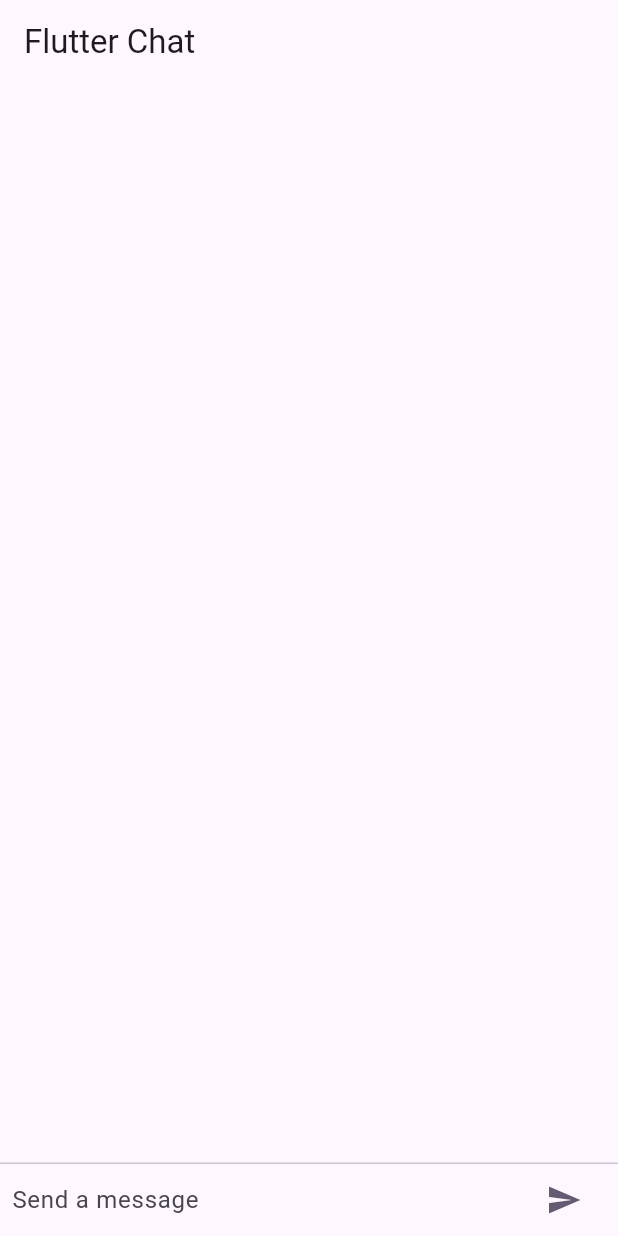
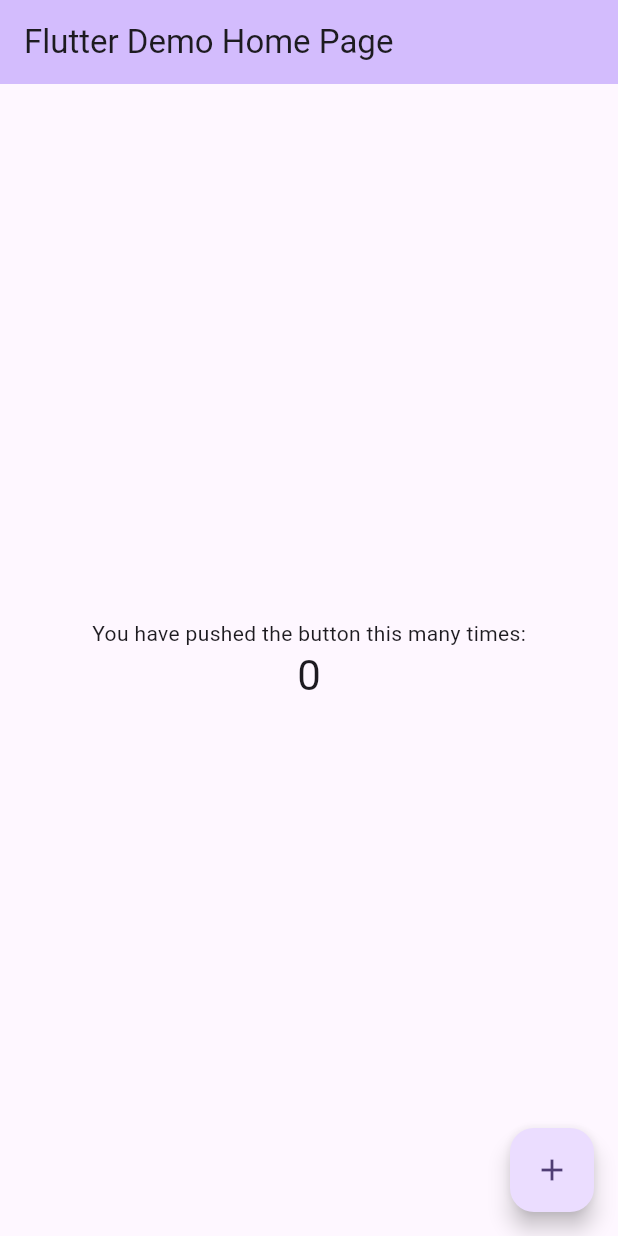
Before and after one commit to could-ai/0198404d-04bc-7c11-bfcc-c8b45aefd4c9, a Flutter app: the screen it shows after launch, on a phone screen of 412 x 824 dp. Run offline on Flutter 3.47's test engine with Material 3 defaults, Android fonts, the phone set to English and light mode, and no system bars.

Commit message:
Initial project commit (batch 2/4)

```diff
--- a/usr/lib/main.dart
+++ b/usr/lib/main.dart
@@ -7,110 +7,114 @@ void main() {
 class MyApp extends StatelessWidget {
   const MyApp({super.key});
 
+  // This widget is the root of your application.
   @override
   Widget build(BuildContext context) {
     return MaterialApp(
-      title: 'Flutter Chat App',
+      title: 'Flutter Demo',
+      debugShowCheckedModeBanner: false,
       theme: ThemeData(
-        primarySwatch: Colors.blue,
+        // This is the theme of your application.
+        //
+        // TRY THIS: Try running your application with "flutter run". You'll see
+        // the application has a purple toolbar. Then, without quitting the app,
+        // try changing the seedColor in the colorScheme below to Colors.green
+        // and then invoke "hot reload" (save your changes or press the "hot
+        // reload" button in a Flutter-supported IDE, or press "r" if you used
+        // the command line to start the app).
+        //
+        // Notice that the counter didn't reset back to zero; the application
+        // state is not lost during the reload. To reset the state, use hot
+        // restart instead.
+        //
+        // This works for code too, not just values: Most code changes can be
+        // tested with just a hot reload.
+        colorScheme: ColorScheme.fromSeed(seedColor: Colors.deepPurple),
       ),
-      home: const ChatScreen(),
+      home: const MyHomePage(title: 'Flutter Demo Home Page'),
     );
   }
 }
 
-class ChatScreen extends StatefulWidget {
-  const ChatScreen({super.key});
+class MyHomePage extends StatefulWidget {
+  const MyHomePage({super.key, required this.title});
+
+  // This widget is the home page of your application. It is stateful, meaning
+  // that it has a State object (defined below) that contains fields that affect
+  // how it looks.
+
+  // This class is the configuration for the state. It holds the values (in this
+  // case the title) provided by the parent (in this case the App widget) and
+  // used by the build method of the State. Fields in a Widget subclass are
+  // always marked "final".
+
+  final String title;
 
   @override
-  State<ChatScreen> createState() => _ChatScreenState();
+  State<MyHomePage> createState() => _MyHomePageState();
 }
 
-class _ChatScreenState extends State<ChatScreen> {
-  final TextEditingController _messageController = TextEditingController();
-  final List<String> _messages = []; // This will hold our messages
+class _MyHomePageState extends State<MyHomePage> {
+  int _counter = 0;
 
-  void _sendMessage() {
-    if (_messageController.text.isNotEmpty) {
-      setState(() {
-        // For now, just add the message to the list
-        // In a real app, this would send to a backend
-        _messages.add(_messageController.text);
-        _messageController.clear();
-      });
-    }
+  void _incrementCounter() {
+    setState(() {
+      // This call to setState tells the Flutter framework that something has
+      // changed in this State, which causes it to rerun the build method below
+      // so that the display can reflect the updated values. If we changed
+      // _counter without calling setState(), then the build method would not be
+      // called again, and so nothing would appear to happen.
+      _counter++;
+    });
   }
 
   @override
   Widget build(BuildContext context) {
+    // This method is rerun every time setState is called, for instance as done
+    // by the _incrementCounter method above.
+    //
+    // The Flutter framework has been optimized to make rerunning build methods
+    // fast, so that you can just rebuild anything that needs updating rather
+    // than having to individually change instances of widgets.
     return Scaffold(
       appBar: AppBar(
-        title: const Text('Flutter Chat'),
+        // TRY THIS: Try changing the color here to a specific color (to
+        // Colors.amber, perhaps?) and trigger a hot reload to see the AppBar
+        // change color while the other colors stay the same.
+        backgroundColor: Theme.of(context).colorScheme.inversePrimary,
+        // Here we take the value from the MyHomePage object that was created by
+        // the App.build method, and use it to set our appbar title.
+        title: Text(widget.title),
       ),
-      body: Column(
-        children: <Widget>[
-          Expanded(
-            child: ListView.builder(
-              padding: const EdgeInsets.all(8.0),
-              reverse: true, // New messages appear at the bottom
-              itemCount: _messages.length,
-              itemBuilder: (context, index) {
-                final message = _messages[_messages.length - 1 - index]; // Display in correct order
-                return Align(
-                  alignment: Alignment.centerRight, // Simulate user messages on the right
-                  child: Container(
-                    margin: const EdgeInsets.symmetric(vertical: 4.0),
-                    padding: const EdgeInsets.all(10.0),
-                    decoration: BoxDecoration(
-                      color: Colors.blue[100],
-                      borderRadius: BorderRadius.circular(8.0),
-                    ),
-                    child: Text(message),
-                  ),
-                );
-              },
-            ),
-          ),
-          const Divider(height: 1.0),
-          Container(
-            decoration: BoxDecoration(color: Theme.of(context).cardColor),
-            child: _buildTextComposer(),
-          ),
-        ],
-      ),
-    );
-  }
-
-  Widget _buildTextComposer() {
-    return IconTheme(
-      data: IconThemeData(color: Theme.of(context).colorScheme.secondary),
-      child: Container(
-        margin: const EdgeInsets.symmetric(horizontal: 8.0),
-        child: Row(
+      body: Center(
+        // Center is a layout widget. It takes a single child and positions it
+        // in the middle of the parent.
+        child: Column(
+          // Column is also a layout widget. It takes a list of children and
+          // arranges them vertically. By default, it sizes itself to fit its
+          // children horizontally, and tries to be as tall as its parent.
+          //
+          // Column has various properties to control how it sizes itself and
+          // how it positions its children. Here we use mainAxisAlignment to
+          // center the children vertically; the main axis here is the vertical
+          // axis because Columns are vertical (the cross axis would be
+          // horizontal).
+          //
+          // TRY THIS: Invoke "debug painting" (choose the "Toggle Debug Paint"
+          // action in the IDE, or press "p" in the console), to see the
+          // wireframe for each widget.
+          mainAxisAlignment: MainAxisAlignment.center,
           children: <Widget>[
-            Flexible(
-              child: TextField(
-                controller: _messageController,
-                onSubmitted: (_) => _sendMessage(),
-                decoration: const InputDecoration.collapsed(hintText: 'Send a message'),
-              ),
-            ),
-            Container(
-              margin: const EdgeInsets.symmetric(horizontal: 4.0),
-              child: IconButton(
-                icon: const Icon(Icons.send),
-                onPressed: _sendMessage,
-              ),
-            ),
+            const Text('You have pushed the button this many times:'),
+            Text('$_counter', style: Theme.of(context).textTheme.headlineMedium),
           ],
         ),
       ),
+      floatingActionButton: FloatingActionButton(
+        onPressed: _incrementCounter,
+        tooltip: 'Increment',
+        child: const Icon(Icons.add),
+      ), // This trailing comma makes auto-formatting nicer for build methods.
     );
   }
-
-  @override
-  void dispose() {
-    _messageController.dispose();
-    super.dispose();
-  }
 }
```
Also changed, not shown: 2 other files.
